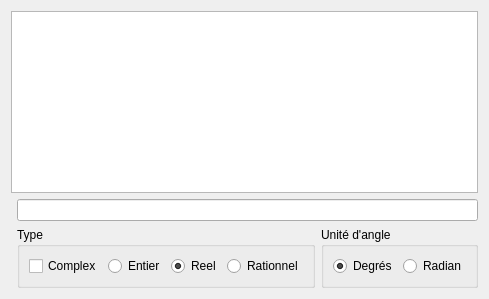
trecouvr/calclpol, file calcpol/pilewidget.ui: the form before one commit.
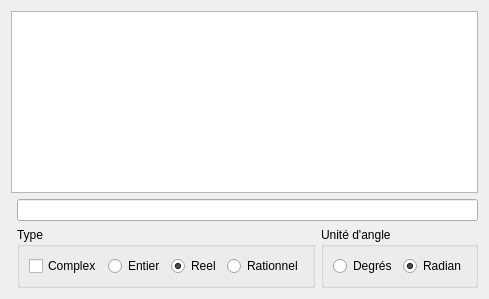
The form after the commit.

Diff of the .ui file:
```diff
--- a/calcpol/pilewidget.ui
+++ b/calcpol/pilewidget.ui
@@ -6,7 +6,7 @@
    <rect>
     <x>0</x>
     <y>0</y>
-    <width>486</width>
+    <width>488</width>
     <height>299</height>
    </rect>
   </property>
@@ -81,7 +81,7 @@
          <string>Degrés</string>
         </property>
         <property name="checked">
-         <bool>true</bool>
+         <bool>false</bool>
         </property>
        </widget>
       </item>
@@ -90,6 +90,9 @@
         <property name="text">
          <string>Radian</string>
         </property>
+        <property name="checked">
+         <bool>true</bool>
+        </property>
        </widget>
       </item>
      </layout>
```
